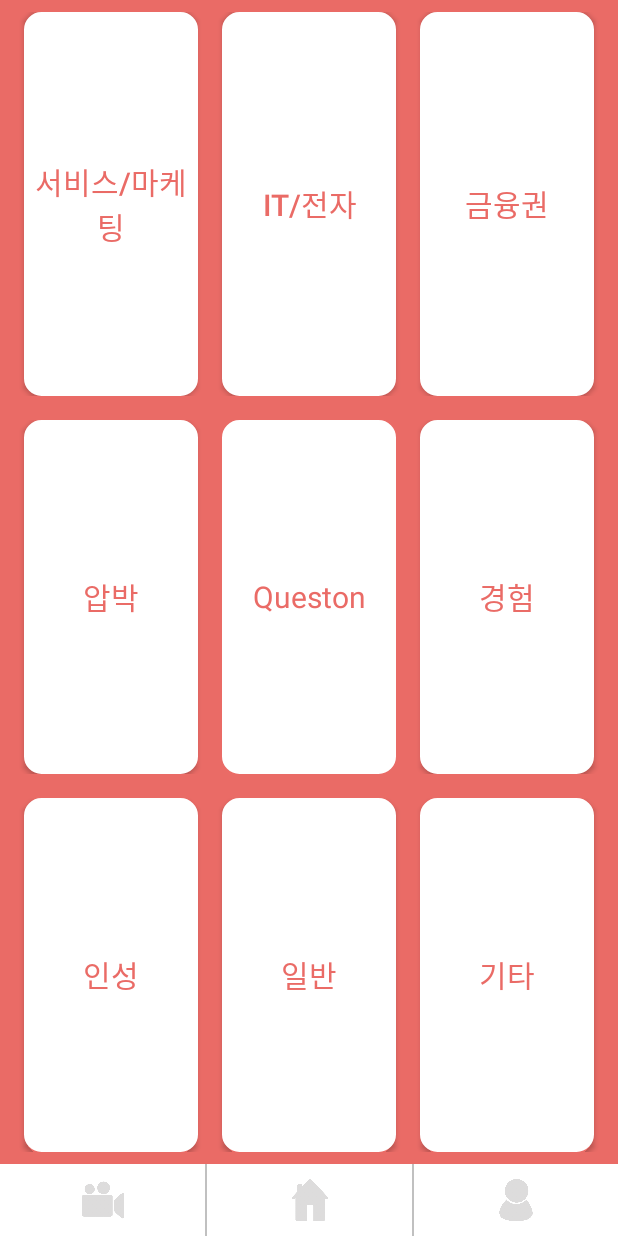
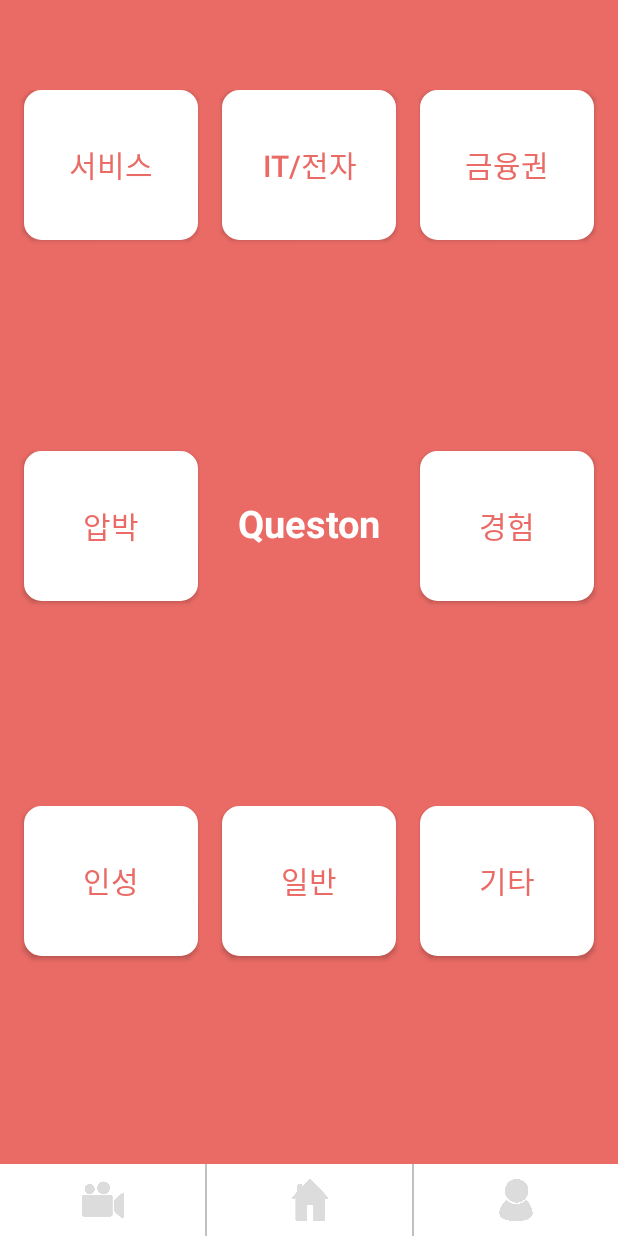
Before and after one commit to AjouUniv-SocialAppProject-2017/enterview, an Android app: the MainActivity screen opened directly, with no data from a screen before it, after a tap on an icon or button, on a phone screen of 412 x 824 dp. Run offline under Robolectric (Android 15) with nearby library versions, the phone set to English and light mode, and no system bars; 3 statements that could not run were skipped.

Commit message:
레이아웃 수정

```diff
--- a/MyApplication/app/src/main/java/com/example/ajou/myapplication/MainActivity.java
+++ b/MyApplication/app/src/main/java/com/example/ajou/myapplication/MainActivity.java
@@ -9,6 +9,7 @@ import android.support.v4.app.FragmentStatePagerAdapter;
 import android.support.v4.view.ViewPager;
 import android.support.v7.app.AppCompatActivity;
 import android.util.Log;
+import android.view.MotionEvent;
 import android.view.View;
 import android.widget.Button;
 import android.widget.ImageButton;
--- /dev/null
+++ b/MyApplication/app/src/main/res/drawable/selector_home_icon.xml
@@ -0,0 +1,10 @@
+
+<selector xmlns:android="http://schemas.android.com/apk/res/android">
+
+    <!--  Pressed Button -->
+    <item android:drawable="@drawable/home_icon_selected" android:state_pressed="true" android:state_selected="false"></item>
+    <item android:drawable="@drawable/home_icon_selected" android:state_pressed="true" android:state_selected="true"></item>
+    <item android:drawable="@drawable/home_icon_selected" android:state_pressed="false" android:state_selected="true"></item>
+    <!--  UnPressed Button -->
+    <item android:drawable="@drawable/home_icon" android:state_pressed="false" android:state_selected="false"></item>
+</selector>
--- /dev/null
+++ b/MyApplication/app/src/main/res/drawable/selector_mypage_icon.xml
@@ -0,0 +1,10 @@
+
+<selector xmlns:android="http://schemas.android.com/apk/res/android">
+
+    <!--  Pressed Button -->
+    <item android:drawable="@drawable/mypage_icon_selected" android:state_pressed="true" android:state_selected="false"></item>
+    <item android:drawable="@drawable/mypage_icon_selected" android:state_pressed="true" android:state_selected="true"></item>
+    <item android:drawable="@drawable/mypage_icon_selected" android:state_pressed="false" android:state_selected="true"></item>
+    <!--  UnPressed Button -->
+    <item android:drawable="@drawable/mypage_icon" android:state_pressed="false" android:state_selected="false"></item>
+</selector>
--- /dev/null
+++ b/MyApplication/app/src/main/res/drawable/selector_video_icon.xml
@@ -0,0 +1,10 @@
+
+<selector xmlns:android="http://schemas.android.com/apk/res/android">
+
+    <!--  Pressed Button -->
+    <item android:drawable="@drawable/video_icon_selected" android:state_pressed="true" android:state_selected="false"></item>
+    <item android:drawable="@drawable/video_icon_selected" android:state_pressed="true" android:state_selected="true"></item>
+    <item android:drawable="@drawable/video_icon_selected" android:state_pressed="false" android:state_selected="true"></item>
+    <!--  UnPressed Button -->
+    <item android:drawable="@drawable/video_icon" android:state_pressed="false" android:state_selected="false"></item>
+</selector>
--- a/MyApplication/app/src/main/res/layout/activity_main.xml
+++ b/MyApplication/app/src/main/res/layout/activity_main.xml
@@ -32,10 +32,10 @@
             android:layout_height="match_parent"
             android:layout_weight="1"
             android:background="@color/colorAccent"
+            android:src="@drawable/selector_video_icon"
             android:cropToPadding="false"
             android:padding="10dp"
-            android:scaleType="centerInside"
-            android:src="@drawable/video_icon" />
+            android:scaleType="centerInside"/>
         <View
             android:layout_width="1dp"
             android:layout_height="50dp"
@@ -47,10 +47,10 @@
             android:layout_height="match_parent"
             android:layout_weight="1"
             android:background="@color/colorAccent"
+            android:src="@drawable/selector_home_icon"
             android:cropToPadding="false"
             android:padding="10dp"
-            android:scaleType="centerInside"
-            android:src="@drawable/home_icon"   />
+            android:scaleType="centerInside"  />
         <View
             android:layout_width="1dp"
             android:layout_height="50dp"
@@ -61,10 +61,10 @@
             android:layout_height="match_parent"
             android:layout_weight="1"
             android:background="@color/colorAccent"
+            android:src="@drawable/selector_mypage_icon"
             android:cropToPadding="false"
             android:padding="10dp"
-            android:scaleType="centerInside"
-            android:src="@drawable/mypage_icon"/>
+            android:scaleType="centerInside"/>
 
 </LinearLayout>
 
--- a/MyApplication/app/src/main/res/layout/item_myboardlist.xml
+++ b/MyApplication/app/src/main/res/layout/item_myboardlist.xml
@@ -15,7 +15,7 @@
         android:paddingLeft="8dp"
         android:paddingTop="8dp"
         android:paddingBottom="8dp"
-        android:background="@color/colorAccent"
+        android:background="@drawable/rounded"
         />
 
 </LinearLayout>
--- a/MyApplication/app/src/main/res/layout/item_mycommentlist.xml
+++ b/MyApplication/app/src/main/res/layout/item_mycommentlist.xml
@@ -15,7 +15,7 @@
         android:paddingLeft="8dp"
         android:paddingTop="8dp"
         android:paddingBottom="8dp"
-        android:background="@color/colorAccent"
+        android:background="@drawable/rounded"
         />
 
 </LinearLayout>
--- a/MyApplication/app/src/main/res/layout/item_questionlist.xml
+++ b/MyApplication/app/src/main/res/layout/item_questionlist.xml
@@ -15,7 +15,7 @@
     android:paddingLeft="8dp"
     android:paddingTop="8dp"
     android:paddingBottom="8dp"
-    android:background="@color/colorAccent"
+    android:background="@drawable/rounded"
     />
 
 </LinearLayout>
--- a/MyApplication/app/src/main/res/layout/question_category.xml
+++ b/MyApplication/app/src/main/res/layout/question_category.xml
@@ -4,103 +4,109 @@
     android:layout_height="match_parent"
     android:background="@color/colorPrimary"
     android:orientation="vertical">
-  <LinearLayout
-      android:layout_width="match_parent"
-      android:layout_height="wrap_content"
+
+ <LinearLayout
+     android:layout_marginTop="60dp"
+     android:layout_width="match_parent"
+     android:layout_height="20dp"
+     android:layout_gravity="center"
+     android:layout_marginLeft="8dp"
+     android:layout_marginRight="8dp"
+     android:layout_weight="1">
+
+  <Button
+      android:id="@+id/category1"
+      android:layout_width="100dp"
+      android:layout_height="100dp"
+      android:layout_marginLeft="8dp"
+      android:layout_marginRight="8dp"
       android:layout_weight="1"
-      android:layout_marginTop="8dp"
-      android:layout_marginBottom="8dp"
+      android:background="@drawable/rounded"
+      android:text="서비스"
+      android:textColor="@color/colorPrimary"
+      android:textSize="20dp" />
+
+  <Button
+      android:id="@+id/category2"
+      android:layout_width="100dp"
+      android:layout_height="100dp"
       android:layout_marginLeft="8dp"
-      android:layout_marginRight="8dp">
-   <Button
-       android:id="@+id/category1"
-       android:layout_width="match_parent"
-       android:layout_height="match_parent"
-       android:layout_weight="1"
-       android:layout_marginLeft="8dp"
-       android:layout_marginRight="8dp"
-       android:background="@drawable/rounded"
-       android:text="서비스/마케팅"
-       android:textSize="20dp"
-       android:textColor="@color/colorPrimary"/>
-   <Button
-       android:id="@+id/category2"
-       android:layout_width="match_parent"
-       android:layout_height="match_parent"
-       android:layout_weight="1"
-       android:layout_marginLeft="8dp"
-       android:layout_marginRight="8dp"
-       android:background="@drawable/rounded"
-       android:textSize="20dp"
-       android:text="IT/전자"
-       android:textColor="@color/colorPrimary"/>
-   <Button
-       android:id="@+id/category3"
-       android:layout_width="match_parent"
-       android:layout_height="match_parent"
-       android:layout_weight="1"
-       android:layout_marginLeft="8dp"
-       android:layout_marginRight="8dp"
-       android:background="@drawable/rounded"
-       android:textSize="20dp"
-       android:text="금융권"
-       android:textColor="@color/colorPrimary"/>
-  </LinearLayout>
+      android:layout_marginRight="8dp"
+      android:layout_weight="1"
+      android:background="@drawable/rounded"
+      android:text="IT/전자"
+      android:textColor="@color/colorPrimary"
+      android:textSize="20dp" />
+
+  <Button
+      android:id="@+id/category3"
+      android:layout_width="100dp"
+      android:layout_height="100dp"
+      android:layout_marginLeft="8dp"
+      android:layout_marginRight="8dp"
+      android:layout_weight="1"
+      android:background="@drawable/rounded"
+      android:text="금융권"
+      android:textColor="@color/colorPrimary"
+      android:textSize="20dp" />
+ </LinearLayout>
 
  <LinearLayout
      android:layout_width="match_parent"
-     android:layout_height="wrap_content"
-     android:layout_weight="1"
-     android:layout_marginTop="8dp"
-     android:layout_marginBottom="8dp"
+     android:layout_height="20dp"
+     android:layout_gravity="center"
      android:layout_marginLeft="8dp"
-     android:layout_marginRight="8dp">
+     android:layout_marginRight="8dp"
+     android:layout_weight="1">
+
   <Button
       android:id="@+id/category4"
-      android:layout_width="match_parent"
-      android:layout_height="match_parent"
-      android:layout_weight="1"
+      android:layout_width="100dp"
+      android:layout_height="100dp"
       android:layout_marginLeft="8dp"
       android:layout_marginRight="8dp"
+      android:layout_weight="1"
       android:background="@drawable/rounded"
       android:text="압박"
-      android:textSize="20dp"
-      android:textColor="@color/colorPrimary"/>
+      android:textColor="@color/colorPrimary"
+      android:textSize="20dp" />
+
   <TextView
-      android:layout_width="match_parent"
-      android:layout_height="match_parent"
-      android:layout_weight="1"
+      android:layout_width="100dp"
+      android:layout_height="100dp"
       android:layout_marginLeft="8dp"
       android:layout_marginRight="8dp"
-      android:background="@drawable/rounded"
+      android:layout_weight="1"
+      android:background="@color/colorPrimary"
+      android:gravity="center"
       android:text="Queston"
-      android:gravity="center"
-      android:textSize="20dp"
-      android:textColor="@color/colorPrimary"/>
+      android:textColor="@color/colorAccent"
+      android:textSize="25dp"
+      android:textStyle="bold"/>
+
   <Button
       android:id="@+id/category5"
-      android:layout_width="match_parent"
-      android:layout_height="match_parent"
-      android:layout_weight="1"
+      android:layout_width="100dp"
+      android:layout_height="100dp"
       android:layout_marginLeft="8dp"
       android:layout_marginRight="8dp"
+      android:layout_weight="1"
       android:background="@drawable/rounded"
       android:text="경험"
-      android:textSize="20dp"
-      android:textColor="@color/colorPrimary"/>
+      android:textColor="@color/colorPrimary"
+      android:textSize="20dp" />
  </LinearLayout>
  <LinearLayout
      android:layout_width="match_parent"
-     android:layout_height="wrap_content"
+     android:layout_height="20dp"
      android:layout_weight="1"
-     android:layout_marginTop="8dp"
-     android:layout_marginBottom="8dp"
      android:layout_marginLeft="8dp"
-     android:layout_marginRight="8dp">
+     android:layout_marginRight="8dp"
+     android:layout_gravity="center">
   <Button
       android:id="@+id/category6"
-      android:layout_width="match_parent"
-      android:layout_height="match_parent"
+      android:layout_width="100dp"
+      android:layout_height="100dp"
       android:layout_weight="1"
       android:layout_marginLeft="8dp"
       android:layout_marginRight="8dp"
@@ -110,8 +116,8 @@
       android:textColor="@color/colorPrimary"/>
   <Button
       android:id="@+id/category7"
-      android:layout_width="match_parent"
-      android:layout_height="match_parent"
+      android:layout_width="100dp"
+      android:layout_height="100dp"
       android:layout_weight="1"
       android:layout_marginLeft="8dp"
       android:layout_marginRight="8dp"
@@ -121,8 +127,8 @@
       android:textColor="@color/colorPrimary"/>
   <Button
       android:id="@+id/category8"
-      android:layout_width="match_parent"
-      android:layout_height="match_parent"
+      android:layout_width="100dp"
+      android:layout_height="100dp"
       android:layout_weight="1"
       android:layout_marginLeft="8dp"
       android:layout_marginRight="8dp"
```
Also changed, not shown: MyApplication/app/src/main/java/com/example/ajou/myapplication/RecordActivity.java (+28 -2 lines), MyApplication/app/src/main/res/drawable/button_border.xml (added, +21 -0 lines), MyApplication/app/src/main/res/layout/category_detail.xml (+14 -9 lines), MyApplication/app/src/main/res/layout/record_video.xml (+29 -35 lines), MyApplication/app/src/main/res/drawable/record_button.png (added).
